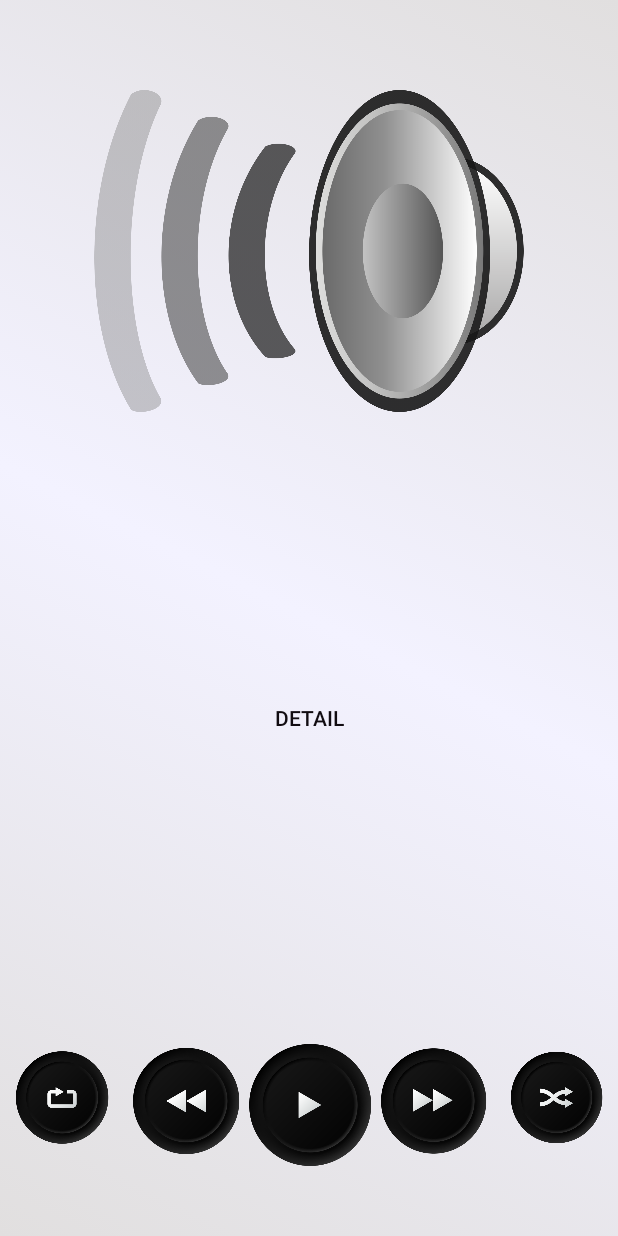
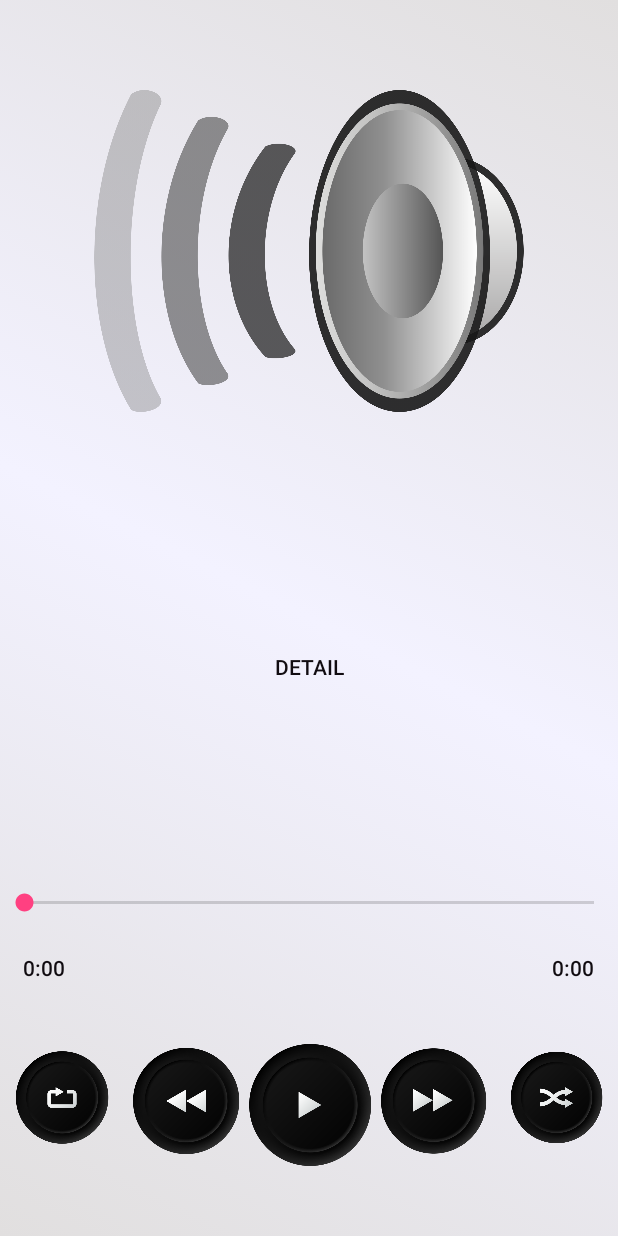
Before and after one commit to jinesh1077/Musicon, an Android app: the layout content_main.xml on its own in the app's theme, with its tools: preview values and no code run, on a phone screen of 412 x 824 dp. Run offline under Robolectric (Android 15) with nearby library versions, the phone set to English and light mode, and no system bars.

Commit message:
commit on March 30th

```diff
--- a/app/src/main/res/layout/content_main.xml
+++ b/app/src/main/res/layout/content_main.xml
@@ -26,7 +26,7 @@
         android:id="@+id/songDetailPrev"
         android:layout_width="match_parent"
         android:layout_height="0dp"
-        android:layout_weight="2"
+        android:layout_weight="1.5"
         android:background="@android:color/transparent"
         android:textColor="@color/ghostWhite" />
     <LinearLayout
@@ -49,13 +49,69 @@
 
     </LinearLayout>
 
-    <Button
-        android:id="@+id/songDetailPast"
+    <LinearLayout
+        android:id="@+id/seekLay"
         android:layout_width="match_parent"
         android:layout_height="0dp"
-        android:layout_weight="1"
+        android:layout_weight="1.5"
+        android:orientation="vertical"
         android:background="@android:color/transparent"
-        android:textColor="@color/ghostWhite" />
+        >
+
+
+        <SeekBar
+            android:id="@+id/seekBar"
+            android:layout_width="match_parent"
+            android:layout_height="0dp"
+            android:layout_weight="2"
+            />
+
+        <LinearLayout
+            android:layout_width="match_parent"
+            android:layout_height="0dp"
+            android:layout_weight="1"
+            android:orientation="horizontal"
+            >
+
+            <Button
+                android:id="@+id/sondMin"
+                android:layout_width="0dp"
+                android:layout_height="match_parent"
+                android:background="@drawable/button_detail"
+                android:gravity="center_horizontal"
+                android:layout_weight="1"
+
+                android:text="0:00"
+
+                android:textColor="@color/ghostWhite" />
+
+            <View
+                android:layout_width="0dp"
+                android:layout_height="match_parent"
+                android:background="@drawable/button_detail"
+                android:gravity="center_horizontal"
+                android:layout_weight="5"
+
+                android:text="@string/detail"
+
+                android:textColor="@color/ghostWhite" />
+
+
+            <Button
+                android:id="@+id/songMax"
+                android:layout_width="0dp"
+                android:layout_height="match_parent"
+                android:background="@drawable/button_detail"
+                android:gravity="center_horizontal"
+                android:layout_weight="1"
+
+                android:text="0:00"
+
+                android:textColor="@color/ghostWhite" />
+
+        </LinearLayout>
+
+    </LinearLayout>
 
     <LinearLayout
         android:id="@+id/BtnLay"
```
Also changed, not shown: app/src/main/java/com/jin10/musicon/MainActivity.java (+16 -5 lines), app/src/main/java/com/jin10/musicon/MyService.java (+176 -6 lines).
